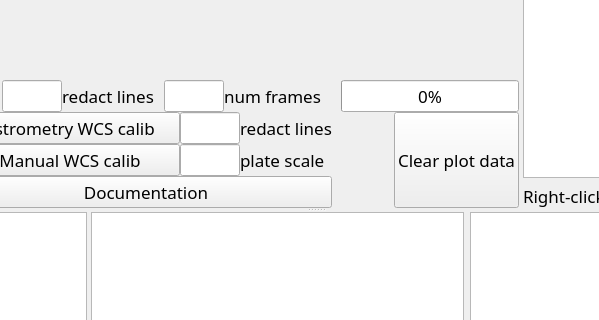
Qt form src/pymovie/PyMovie.ui (bob-anderson-ok/pymovie) before a commit; both pictures show x 220 to 819 and y 482 to 802 of the 1072 by 996 pixel window.
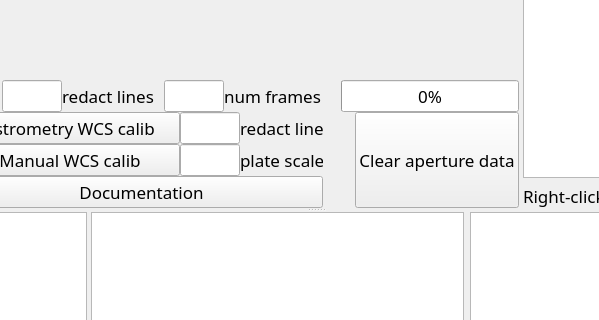
The same form after that commit. Custom widgets are drawn as their Qt base class.

Diff of the .ui file:
```diff
--- a/src/pymovie/PyMovie.ui
+++ b/src/pymovie/PyMovie.ui
@@ -1301,7 +1301,7 @@
               <string>&lt;html&gt;&lt;head/&gt;&lt;body&gt;&lt;p&gt;Clicking this button deletes all data that has been accumulated in the apertures. (The apertures are 'objects' with properties like color, location, threshold, and also hold the recorded data itself).&lt;/p&gt;&lt;p&gt;It is often the case that one will 'experiment' with the video by running short stretches of it.&lt;/p&gt;&lt;p&gt;All of the data produced while in the 'run' state is accumulated, even when you do it piecemeal. This can cause data points to be recorded multiple times.&lt;/p&gt;&lt;p&gt;Best practice is, before starting a production by setting the starting and stopping frame numbers, that one clears any previous data.&lt;/p&gt;&lt;/body&gt;&lt;/html&gt;</string>
              </property>
              <property name="text">
-              <string>Clear plot data</string>
+              <string>Clear aperture data</string>
              </property>
              <property name="flat">
               <bool>false</bool>
```
